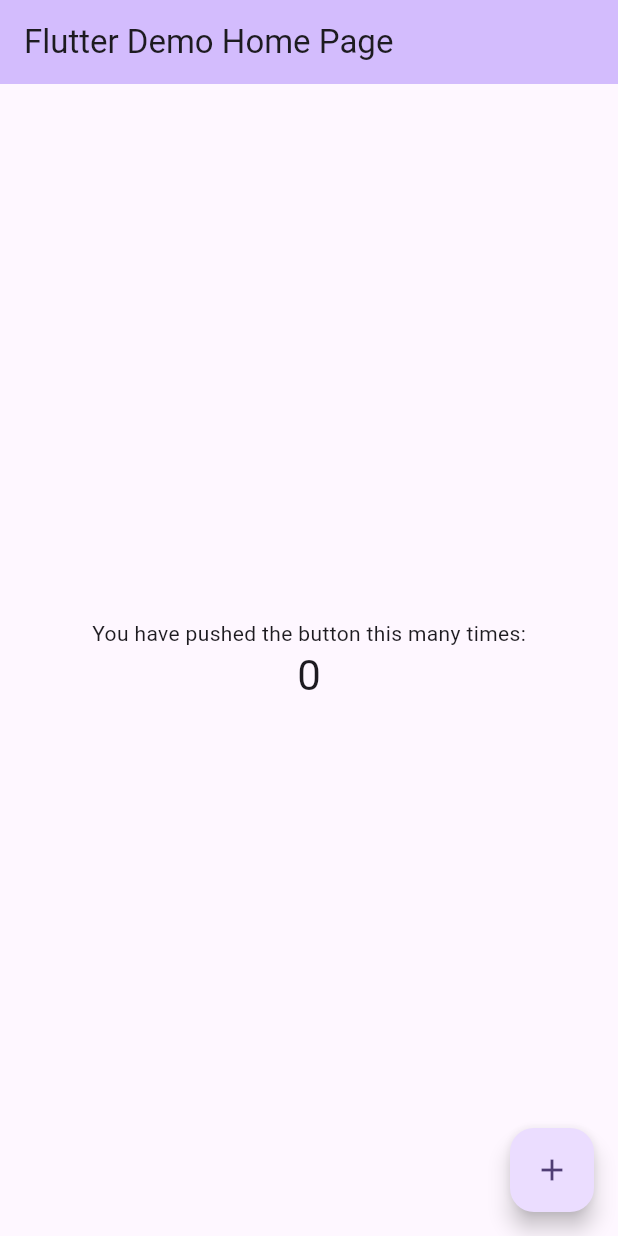
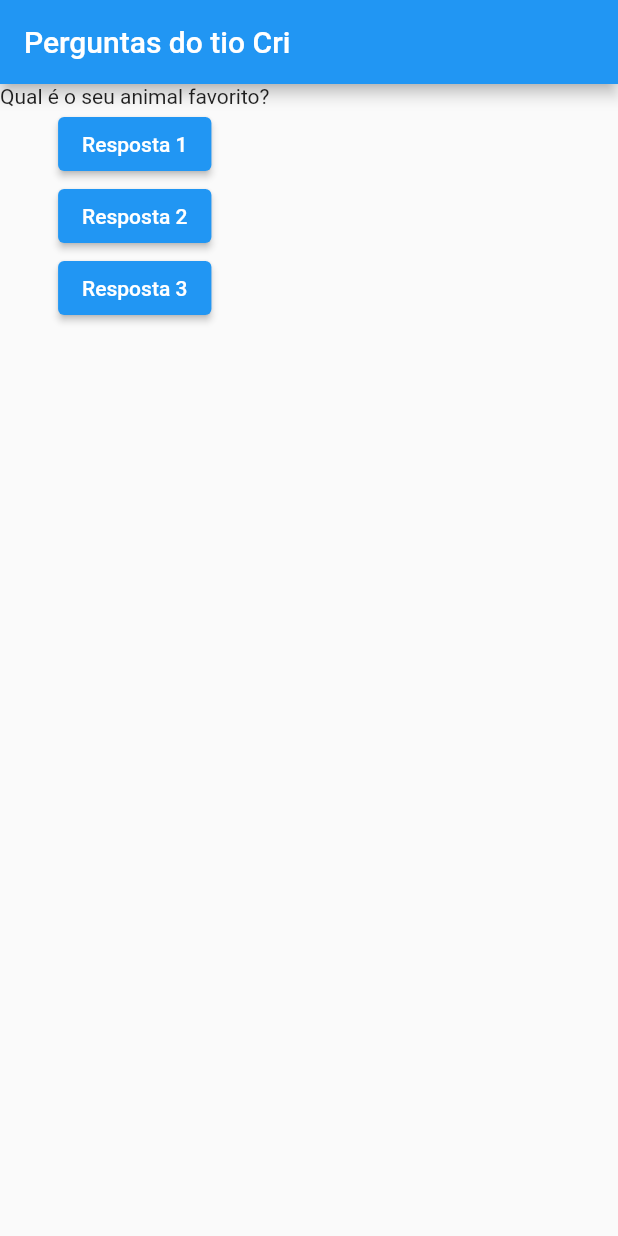
Before and after one commit to consule/projeto_perguntas, a Flutter app: the screen it shows after launch, on a phone screen of 412 x 824 dp. Run offline on Flutter 3.47's test engine with Material 2 defaults, Android fonts, the phone set to English and light mode, and no system bars.

Commit message:
Função

```diff
--- a/lib/main.dart
+++ b/lib/main.dart
@@ -1,125 +1,44 @@
 import 'package:flutter/material.dart';
+main() => runApp(PerguntaApp());
 
-void main() {
-  runApp(const MyApp());
-}
+class PerguntaApp extends StatelessWidget {
+  const PerguntaApp({super.key});
 
-class MyApp extends StatelessWidget {
-  const MyApp({super.key});
-
-  // This widget is the root of your application.
-  @override
-  Widget build(BuildContext context) {
-    return MaterialApp(
-      title: 'Flutter Demo',
-      theme: ThemeData(
-        // This is the theme of your application.
-        //
-        // TRY THIS: Try running your application with "flutter run". You'll see
-        // the application has a blue toolbar. Then, without quitting the app,
-        // try changing the seedColor in the colorScheme below to Colors.green
-        // and then invoke "hot reload" (save your changes or press the "hot
-        // reload" button in a Flutter-supported IDE, or press "r" if you used
-        // the command line to start the app).
-        //
-        // Notice that the counter didn't reset back to zero; the application
-        // state is not lost during the reload. To reset the state, use hot
-        // restart instead.
-        //
-        // This works for code too, not just values: Most code changes can be
-        // tested with just a hot reload.
-        colorScheme: ColorScheme.fromSeed(seedColor: Colors.deepPurple),
-        useMaterial3: true,
-      ),
-      home: const MyHomePage(title: 'Flutter Demo Home Page'),
-    );
-  }
-}
-
-class MyHomePage extends StatefulWidget {
-  const MyHomePage({super.key, required this.title});
-
-  // This widget is the home page of your application. It is stateful, meaning
-  // that it has a State object (defined below) that contains fields that affect
-  // how it looks.
-
-  // This class is the configuration for the state. It holds the values (in this
-  // case the title) provided by the parent (in this case the App widget) and
-  // used by the build method of the State. Fields in a Widget subclass are
-  // always marked "final".
-
-  final String title;
-
-  @override
-  State<MyHomePage> createState() => _MyHomePageState();
-}
-
-class _MyHomePageState extends State<MyHomePage> {
-  int _counter = 0;
-
-  void _incrementCounter() {
-    setState(() {
-      // This call to setState tells the Flutter framework that something has
-      // changed in this State, which causes it to rerun the build method below
-      // so that the display can reflect the updated values. If we changed
-      // _counter without calling setState(), then the build method would not be
-      // called again, and so nothing would appear to happen.
-      _counter++;
-    });
+  void responder() {
+      print('Pergunta respondida');
   }
 
   @override
   Widget build(BuildContext context) {
-    // This method is rerun every time setState is called, for instance as done
-    // by the _incrementCounter method above.
-    //
-    // The Flutter framework has been optimized to make rerunning build methods
-    // fast, so that you can just rebuild anything that needs updating rather
-    // than having to individually change instances of widgets.
-    return Scaffold(
-      appBar: AppBar(
-        // TRY THIS: Try changing the color here to a specific color (to
-        // Colors.amber, perhaps?) and trigger a hot reload to see the AppBar
-        // change color while the other colors stay the same.
-        backgroundColor: Theme.of(context).colorScheme.inversePrimary,
-        // Here we take the value from the MyHomePage object that was created by
-        // the App.build method, and use it to set our appbar title.
-        title: Text(widget.title),
-      ),
-      body: Center(
-        // Center is a layout widget. It takes a single child and positions it
-        // in the middle of the parent.
-        child: Column(
-          // Column is also a layout widget. It takes a list of children and
-          // arranges them vertically. By default, it sizes itself to fit its
-          // children horizontally, and tries to be as tall as its parent.
-          //
-          // Column has various properties to control how it sizes itself and
-          // how it positions its children. Here we use mainAxisAlignment to
-          // center the children vertically; the main axis here is the vertical
-          // axis because Columns are vertical (the cross axis would be
-          // horizontal).
-          //
-          // TRY THIS: Invoke "debug painting" (choose the "Toggle Debug Paint"
-          // action in the IDE, or press "p" in the console), to see the
-          // wireframe for each widget.
-          mainAxisAlignment: MainAxisAlignment.center,
+
+    final perguntas = [
+      'Qual é a sua cor favorita?',
+      'Qual é o seu animal favorito?'
+    ];
+
+    return MaterialApp(
+      home: Scaffold(
+        appBar: AppBar(
+          title: const Text('Perguntas do tio Cri'),
+        ),
+        body: Column(
           children: <Widget>[
-            const Text(
-              'You have pushed the button this many times:',
+            Text(perguntas.elementAt(1)),
+             ElevatedButton(
+              onPressed: responder,
+              child: const Text('Resposta 1')
             ),
-            Text(
-              '$_counter',
-              style: Theme.of(context).textTheme.headlineMedium,
+             ElevatedButton(
+              onPressed: responder,
+              child: const Text('Resposta 2')
+            ),
+             ElevatedButton(
+              onPressed: responder,
+              child: const Text('Resposta 3')
             ),
           ],
-        ),
+        )
       ),
-      floatingActionButton: FloatingActionButton(
-        onPressed: _incrementCounter,
-        tooltip: 'Increment',
-        child: const Icon(Icons.add),
-      ), // This trailing comma makes auto-formatting nicer for build methods.
     );
   }
 }
```
Also changed, not shown: 1 other file.
